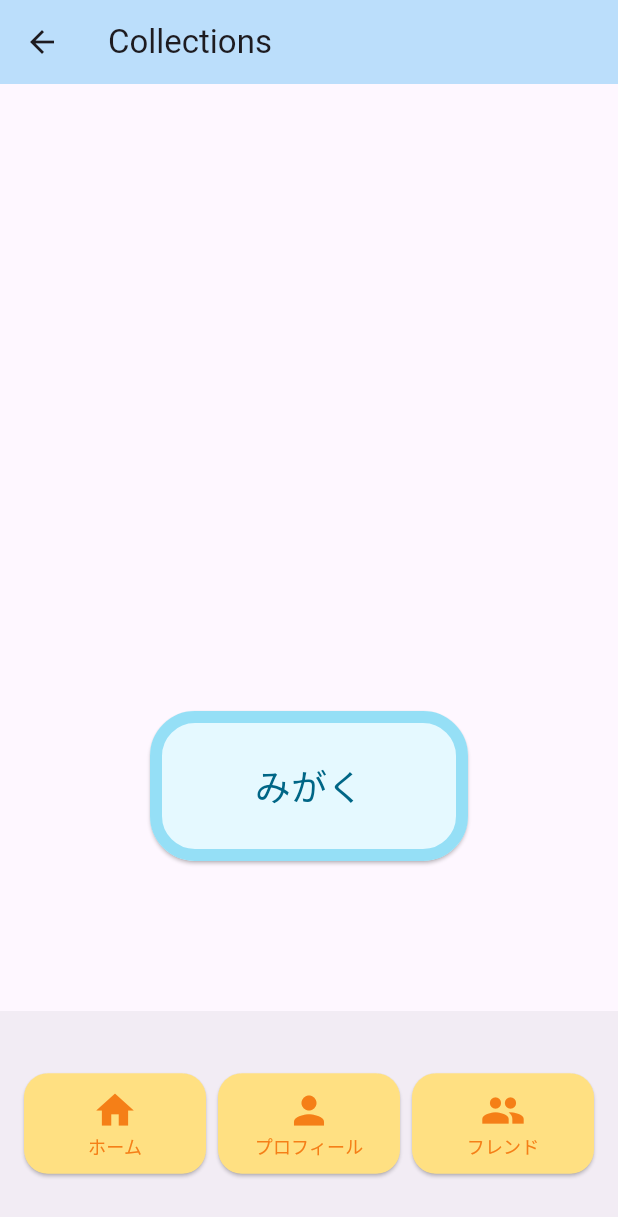
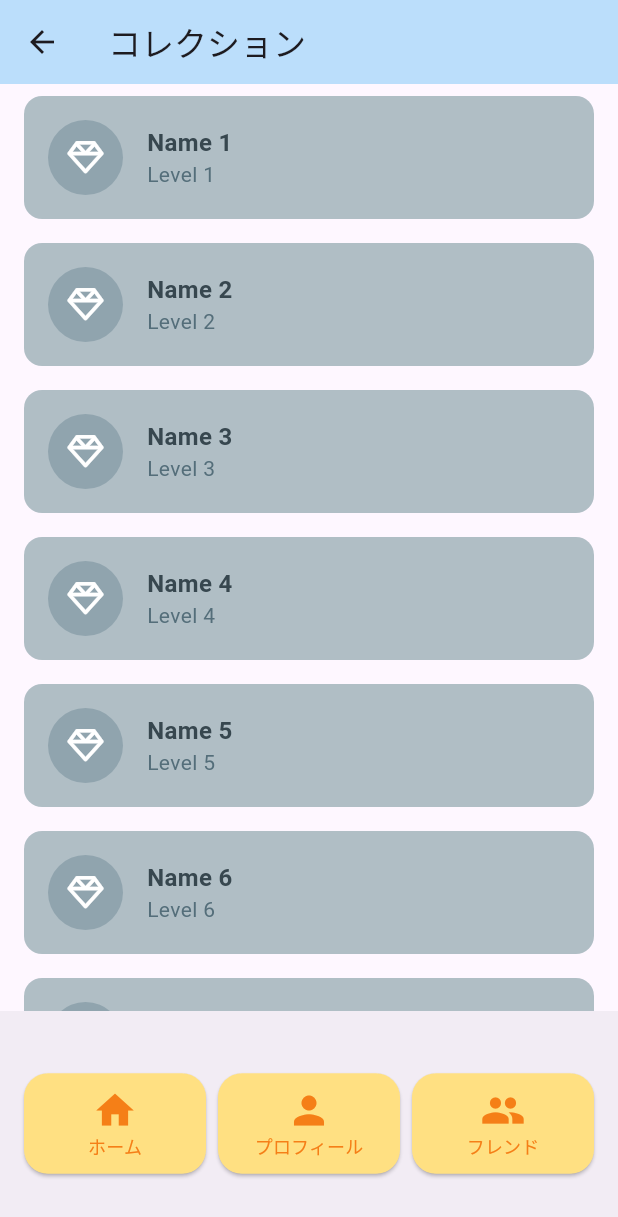
Before and after one commit to yukina-t156/jewelry-custom-flutter, a Flutter app: the screen it shows after launch, after a tap on an icon or button, on a phone screen of 412 x 824 dp. Shown: the top 1217 px of the screen. Run offline on Flutter 3.47's test engine with Material 3 defaults, Android fonts, the light colour scheme and no system bars; our stand-ins replace font_awesome_flutter.

Commit message:
fix size and collections page

```diff
--- a/lib/screens/collections_screen.dart
+++ b/lib/screens/collections_screen.dart
@@ -1,4 +1,5 @@
 import 'package:flutter/material.dart';
+import 'package:font_awesome_flutter/font_awesome_flutter.dart';
 import 'package:jewelry_custom_flutter/widgets/foot_buttons.dart'; // 実際のパスに合わせてください
 
 class CollectionsScreen extends StatefulWidget {
@@ -14,37 +15,72 @@ class _CollectionsScreenState extends State<CollectionsScreen> {
     return Scaffold(
       appBar: AppBar(
         backgroundColor: Colors.blue[100],
-        title: const Text('Collections'),
+        title: const Text('コレクション'),
       ),
-      /* -------------- 宝石 -------------- */
-      body: Stack(
-        children: <Widget>[
-          /* -------------- みがくボタン -------------- */
-          Align(
-            alignment: Alignment.bottomCenter,
-            child: Padding(
-              padding: const EdgeInsets.all(100.0),
-              child: ElevatedButton(
-                onPressed: () {
-                },
-                child: const Text(
-                  'みがく',
-                  style: TextStyle(fontSize: 24),
-                ),
-                style: ElevatedButton.styleFrom(
-                  backgroundColor: const Color(0xFFE5F9FF), // ボタンの背景色
-                  foregroundColor: const Color(0xFF006686), // ボタン上のテキストの色
-                  side: BorderSide(color: Color(0xFF95DFF6), width: 8), // 枠の設定
-                  shape: RoundedRectangleBorder(
-                    borderRadius: BorderRadius.circular(30),
+      /* -------------- リスト -------------- */
+      body: ListView.builder(
+        itemCount: 10, // リストのアイテム数
+        itemBuilder: (context, index) {
+          // ダミーデータの生成
+          final icon = FontAwesomeIcons.gem;
+          final name = 'Name ${index + 1}'; // 名前
+          final level = 'Level ${index + 1}'; // レベル
+
+          return Padding(
+            padding: const EdgeInsets.symmetric(horizontal: 16.0), // 左右の余白
+            child: Container(
+              margin: const EdgeInsets.symmetric(vertical: 8.0), // 要素同士の間隔
+              padding: const EdgeInsets.all(16.0), // コンテンツの内側の余白
+              decoration: BoxDecoration(
+                color: Colors.blueGrey[200], // 長方形の背景色
+                borderRadius: BorderRadius.circular(12.0), // 四角の角を丸くする
+              ),
+              child: Row(
+                children: <Widget>[
+                  /* -------------- アイコン -------------- */
+                  Container(
+                    width: 50.0,
+                    height: 50.0,
+                    decoration: BoxDecoration(
+                      shape: BoxShape.circle,
+                      color: Colors.blueGrey[300], // アイコンの背景色
+                    ),
+                    child: Icon(
+                      icon,
+                      color: Colors.white, // アイコンの色
+                      size: 24.0,
+                    ),
                   ),
-                  fixedSize: Size(300, 100),
-                ),
+                  const SizedBox(width: 16.0), // アイコンとテキストの間隔
+                  Expanded(
+                    child: Column(
+                      crossAxisAlignment: CrossAxisAlignment.start,
+                      children: <Widget>[
+                        /* -------------- 名前 -------------- */
+                        Text(
+                          name,
+                          style: TextStyle(
+                            fontSize: 16,
+                            fontWeight: FontWeight.bold,
+                            color: Colors.blueGrey[800], // レベルの色
+                          ),
+                        ),
+                        /* -------------- レベル -------------- */
+                        Text(
+                          level,
+                          style: TextStyle(
+                            fontSize: 14,
+                            color: Colors.blueGrey[600], // 名前の色
+                          ),
+                        ),
+                      ],
+                    ),
+                  ),
+                ],
               ),
             ),
-          ),
-
-        ],
+          );
+        },
       ),
       /* -------------- 下のメニュー欄 -------------- */
       bottomNavigationBar: Container(
--- a/lib/screens/home_screen.dart
+++ b/lib/screens/home_screen.dart
@@ -2,6 +2,7 @@ import 'package:flutter/material.dart';
 import 'package:font_awesome_flutter/font_awesome_flutter.dart';
 import 'package:jewelry_custom_flutter/screens/collections_screen.dart';
 import 'package:jewelry_custom_flutter/widgets/foot_buttons.dart';
+
 class HomeScreen extends StatefulWidget {
   const HomeScreen({super.key});
 
@@ -12,6 +13,9 @@ class HomeScreen extends StatefulWidget {
 class _HomeScreenState extends State<HomeScreen> {
   @override
   Widget build(BuildContext context) {
+    final screenWidth = MediaQuery.of(context).size.width;
+    final buttonWidth = screenWidth * 0.75; // 画面幅の80%
+
     return Scaffold(
       appBar: AppBar(
         backgroundColor: Colors.blue[100],
@@ -26,19 +30,22 @@ class _HomeScreenState extends State<HomeScreen> {
               children: <Widget>[
                 Image.asset(
                   'assets/images/test_jewel.png',
-                  cacheWidth: 200,
-                  cacheHeight: 200,
+                  width: 150, // 幅を指定
+                  height: 150, // 高さを指定
+                  fit: BoxFit.cover, // 画像を親ウィジェットに合わせてサイズ変更
                 ),
               ],
             ),
           ),
           /* -------------- みがくボタン -------------- */
-          Align(
-            alignment: Alignment.bottomCenter,
-            child: Padding(
-              padding: const EdgeInsets.all(100.0),
+          Positioned(
+            bottom: 20, // 画面下からの距離
+            left: (screenWidth - buttonWidth) / 2, // ボタンを中央に配置
+            child: Container(
+              width: buttonWidth,
               child: ElevatedButton(
                 onPressed: () {
+                  // ボタンが押されたときの処理
                 },
                 child: const Text(
                   'みがく',
@@ -51,7 +58,7 @@ class _HomeScreenState extends State<HomeScreen> {
                   shape: RoundedRectangleBorder(
                     borderRadius: BorderRadius.circular(30),
                   ),
-                  fixedSize: Size(300, 100),
+                  fixedSize: Size(buttonWidth, 100), // ボタンの幅と高さ
                 ),
               ),
             ),
@@ -64,9 +71,9 @@ class _HomeScreenState extends State<HomeScreen> {
               onPressed: () {
                 // ボタンが押されたときの処理
                 Navigator.push(
-                context,
-                MaterialPageRoute(builder: (context) => CollectionsScreen()),
-            );
+                  context,
+                  MaterialPageRoute(builder: (context) => CollectionsScreen()),
+                );
               },
               backgroundColor: Colors.white, // 背景の色
               foregroundColor: Colors.black, // アイコンの色
```
